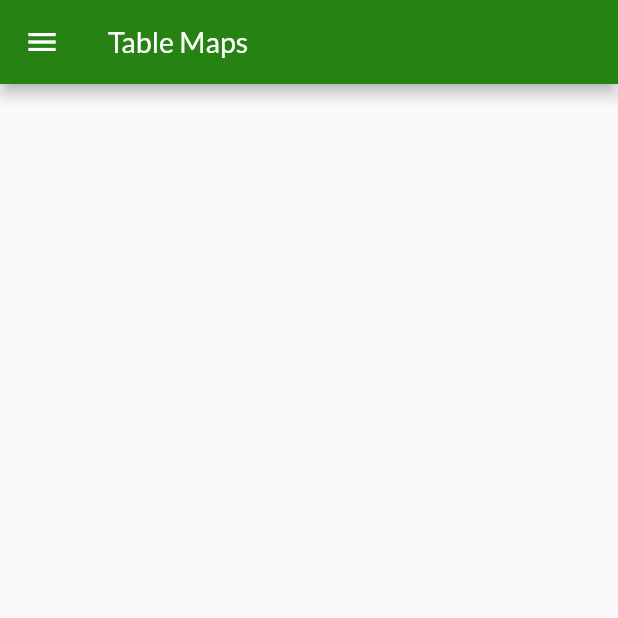
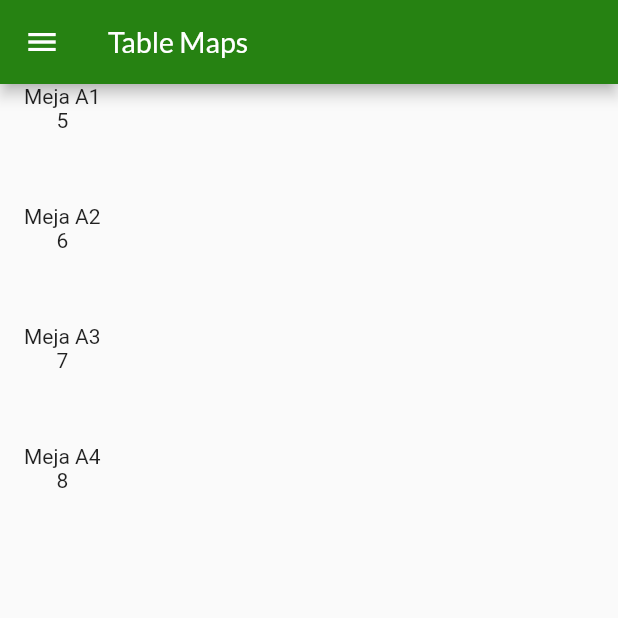
Before and after one commit to chandrafebrian/chandra_pos, a Flutter app: the TableMapsPage screen opened directly, on a phone screen of 412 x 824 dp, the top half of it. Run offline on Flutter 3.47's test engine with Material 2 defaults, Android fonts, the phone set to English and light mode, and no system bars; our stand-ins replace another_flushbar, bloc, cloud_firestore, email_validator, equatable, firebase_auth and 6 more; accounts and stored records are empty.

Commit message:
up
Signed-off-by: chandrafebrian <chandrafebrian99@gmail.com>

```diff
--- a/lib/models/model_nilai_meja.dart
+++ b/lib/models/model_nilai_meja.dart
@@ -12,5 +12,12 @@ class ModelNilaiMeja extends Equatable {
   });
 
   @override
-  List<Object?> get props => throw UnimplementedError();
+  List<Object?> get props => [id, namaMeja, nomorMeja];
 }
+
+List<ModelNilaiMeja> contohModelNilaiMejaList = [
+  const ModelNilaiMeja(id: '0', namaMeja: 'Meja A1', nomorMeja: 5),
+  const ModelNilaiMeja(id: '1', namaMeja: 'Meja A2', nomorMeja: 6),
+  const ModelNilaiMeja(id: '2', namaMeja: 'Meja A3', nomorMeja: 7),
+  const ModelNilaiMeja(id: '3', namaMeja: 'Meja A4', nomorMeja: 8),
+];
--- a/lib/ui/pages/table_maps_page.dart
+++ b/lib/ui/pages/table_maps_page.dart
@@ -24,6 +24,12 @@ class _TableMapsPageState extends State<TableMapsPage> {
             style: GoogleFonts.lato(fontSize: 19),
           ),
         ),
+        body: ListView(
+          children: contohModelNilaiMejaList
+              .map((mejaidentifiermap) =>
+                  WidgetMejaCard(modelNilaiMeja: mejaidentifiermap))
+              .toList(),
+        ),
       ),
     );
   }
--- a/lib/ui/widgets/widget_meja.dart
+++ b/lib/ui/widgets/widget_meja.dart
@@ -1 +1,33 @@
 part of 'widgets.dart';
+
+class WidgetMejaCard extends StatelessWidget {
+  final ModelNilaiMeja modelNilaiMeja;
+
+  const WidgetMejaCard({Key? key, required this.modelNilaiMeja})
+      : super(key: key);
+
+  @override
+  Widget build(BuildContext context) {
+    return Stack(
+      children: [
+        Container(
+          height: 80,
+          padding: const EdgeInsets.symmetric(horizontal: 16),
+          decoration: BoxDecoration(
+            borderRadius: BorderRadius.circular(10),
+          ),
+          child: Row(
+            children: [
+              Column(
+                children: [
+                  Text(modelNilaiMeja.namaMeja),
+                  Text(modelNilaiMeja.nomorMeja.toString()),
+                ],
+              )
+            ],
+          ),
+        ),
+      ],
+    );
+  }
+}
--- a/lib/ui/widgets/widgets.dart
+++ b/lib/ui/widgets/widgets.dart
@@ -1,3 +1,4 @@
+import 'package:chandra_pos/models/models.dart';
 import 'package:chandra_pos/shared/shared.dart';
 import 'package:flutter/material.dart';
 import 'package:google_fonts/google_fonts.dart';
```
